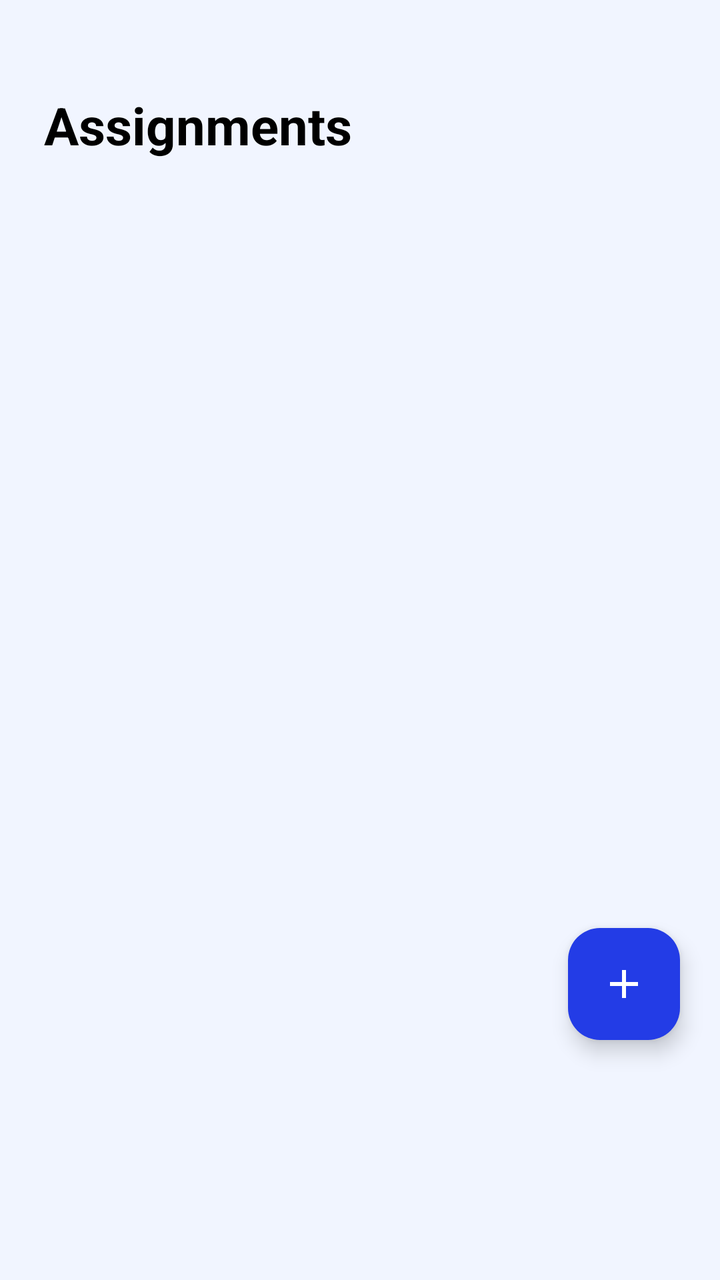
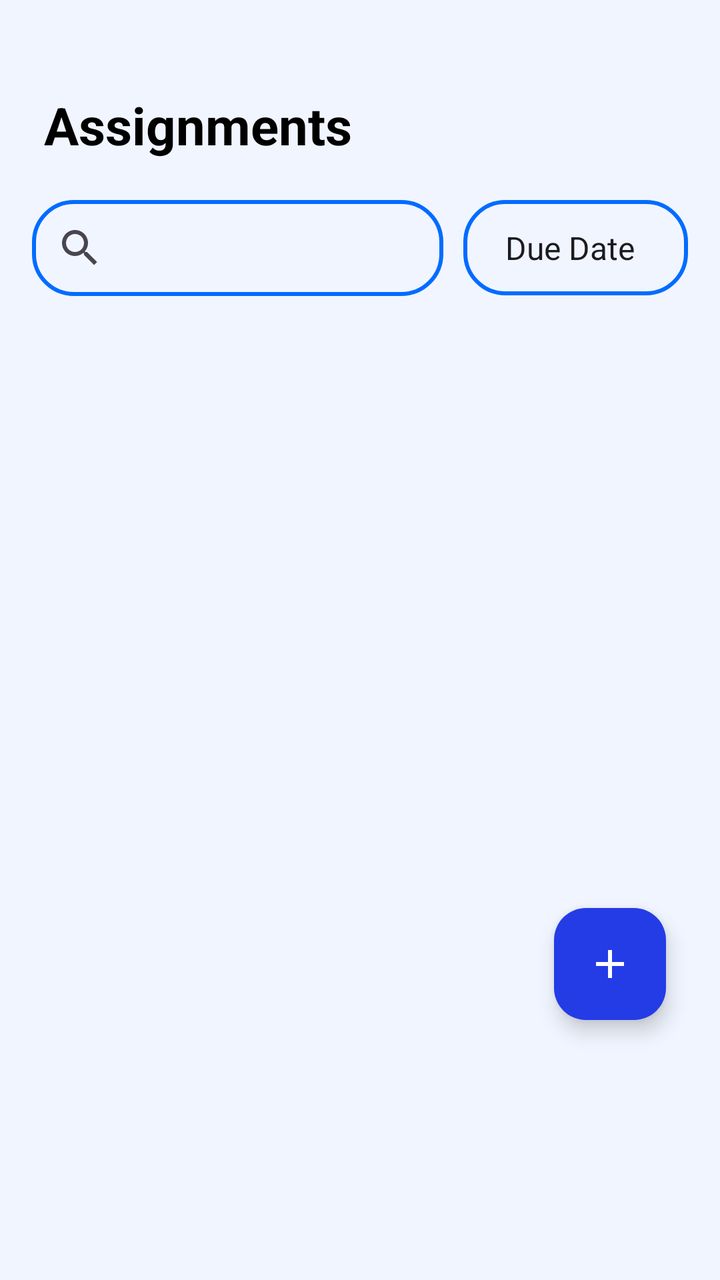

Two renders of the same Android screen: before a commit and after it. Below are the layout's source before the change and the commit's diff.
<!-- AndroidManifest.xml: application theme Theme.Project_JomStudy -->
<!-- res/layout/fragment_assignment.xml -->
<?xml version="1.0" encoding="utf-8"?>
<RelativeLayout xmlns:android="http://schemas.android.com/apk/res/android"
    xmlns:tools="http://schemas.android.com/tools"
    android:layout_width="match_parent"
    android:layout_height="match_parent"
    android:id="@+id/main"
    android:background="@color/light_blue"
    xmlns:app="http://schemas.android.com/apk/res-auto"
    tools:context=".AssignmentFragment">

    <TextView
        android:layout_width="wrap_content"
        android:layout_height="wrap_content"
        android:text="Assignments"
        android:textSize="26sp"
        android:textStyle="bold"
        android:layout_marginStart="22dp"
        android:layout_marginTop="45dp"
        android:textColor="@color/black"
        android:layout_gravity="center"/>

    <androidx.constraintlayout.widget.ConstraintLayout
        android:layout_width="match_parent"
        android:layout_height="match_parent">

        <androidx.recyclerview.widget.RecyclerView
            android:id="@+id/assignmentsList"
            android:layout_width="385dp"
            android:layout_height="682dp"

            app:layout_constraintBottom_toBottomOf="parent"
            app:layout_constraintEnd_toEndOf="parent"
            app:layout_constraintStart_toStartOf="parent"
            app:layout_constraintTop_toTopOf="parent" />
    </androidx.constraintlayout.widget.ConstraintLayout>

    <com.google.android.material.floatingactionbutton.FloatingActionButton
        android:layout_width="wrap_content"
        android:layout_height="wrap_content"
        android:id="@+id/fab"
        android:layout_alignParentBottom="true"
        android:layout_alignParentRight="true"
        android:layout_marginBottom="120dp"
        android:layout_marginEnd="20dp"
        android:src="@drawable/baseline_add_24"
        android:backgroundTint="@color/blue_text"
        app:tint ="@color/white">
    </com.google.android.material.floatingactionbutton.FloatingActionButton>

</RelativeLayout>
<!-- resources referenced by this layout -->
<resources>
  <color name="black">#FF000000</color>
  <color name="blue_text">#233ce6</color>
  <color name="light_blue">#f1f5ff</color>
  <color name="white">#FFFFFFFF</color>
  <!-- drawable baseline_add_24 (drawable) -->
  <vector xmlns:android="http://schemas.android.com/apk/res/android" android:height="24dp" android:tint="#000000" android:viewportHeight="24" android:viewportWidth="24" android:width="24dp">
        
      <path android:fillColor="@android:color/white" android:pathData="M19,13h-6v6h-2v-6H5v-2h6V5h2v6h6v2z"/>
      
  </vector>
  <style name="Theme.Project_JomStudy" parent="Base.Theme.Project_JomStudy" />
  <style name="Base.Theme.Project_JomStudy" parent="Theme.Material3.DayNight.NoActionBar" />
</resources>

<!-- the commit's change to res/layout/fragment_assignment.xml (unified diff, before → after) -->
@@ -1,14 +1,16 @@
 <?xml version="1.0" encoding="utf-8"?>
 <RelativeLayout xmlns:android="http://schemas.android.com/apk/res/android"
     xmlns:tools="http://schemas.android.com/tools"
+    xmlns:app="http://schemas.android.com/apk/res-auto"
     android:layout_width="match_parent"
     android:layout_height="match_parent"
     android:id="@+id/main"
     android:background="@color/light_blue"
-    xmlns:app="http://schemas.android.com/apk/res-auto"
     tools:context=".AssignmentFragment">
 
+    
     <TextView
+        android:id="@+id/titleText"
         android:layout_width="wrap_content"
         android:layout_height="wrap_content"
         android:text="Assignments"
@@ -16,35 +18,65 @@
         android:textStyle="bold"
         android:layout_marginStart="22dp"
         android:layout_marginTop="45dp"
-        android:textColor="@color/black"
-        android:layout_gravity="center"/>
+        android:textColor="@color/black" />
 
-    <androidx.constraintlayout.widget.ConstraintLayout
+    
+    <LinearLayout
+        android:id="@+id/searchSortLayout"
         android:layout_width="match_parent"
-        android:layout_height="match_parent">
+        android:layout_height="wrap_content"
+        android:orientation="horizontal"
+        android:layout_below="@id/titleText"
+        android:layout_marginStart="16dp"
+        android:layout_marginEnd="16dp"
+        android:layout_marginTop="20dp">
 
-        <androidx.recyclerview.widget.RecyclerView
-            android:id="@+id/assignmentsList"
-            android:layout_width="385dp"
-            android:layout_height="682dp"
+        
+        <androidx.appcompat.widget.SearchView
+            android:id="@+id/searchView"
+            android:layout_width="0dp"
+            android:layout_height="wrap_content"
+            android:layout_weight="1"
+            android:hint="Search"
+            android:background="@drawable/custom_edit_text"
+            android:drawablePadding="8dp"
+            android:textColor="@android:color/black"
+            android:textColorHint="@android:color/darker_gray"
+            android:imeOptions="actionSearch" />
 
-            app:layout_constraintBottom_toBottomOf="parent"
-            app:layout_constraintEnd_toEndOf="parent"
-            app:layout_constraintStart_toStartOf="parent"
-            app:layout_constraintTop_toTopOf="parent" />
-    </androidx.constraintlayout.widget.ConstraintLayout>
+        
+        <Spinner
+            android:id="@+id/sortSpinner"
+            android:layout_width="wrap_content"
+            android:layout_height="wrap_content"
+            android:layout_marginStart="10dp"
+            android:spinnerMode="dropdown"
+            android:background="@drawable/custom_edit_text"
+            android:padding="13dp"
+            android:entries="@array/sort_options" />
+    </LinearLayout>
 
+    
+    <androidx.recyclerview.widget.RecyclerView
+        android:id="@+id/assignmentsList"
+        android:layout_width="match_parent"
+        android:layout_height="match_parent"
+        android:layout_below="@id/searchSortLayout"
+        android:layout_above="@id/fab"
+        android:clipToPadding="false"
+        android:layout_marginTop="20dp"
+        android:paddingBottom="16dp" />
+
+    
     <com.google.android.material.floatingactionbutton.FloatingActionButton
+        android:id="@+id/fab"
         android:layout_width="wrap_content"
         android:layout_height="wrap_content"
-        android:id="@+id/fab"
+        android:layout_alignParentEnd="true"
         android:layout_alignParentBottom="true"
-        android:layout_alignParentRight="true"
-        android:layout_marginBottom="120dp"
-        android:layout_marginEnd="20dp"
+        android:layout_marginEnd="27dp"
+        android:layout_marginBottom="130dp"
+        android:backgroundTint="@color/blue_text"
         android:src="@drawable/baseline_add_24"
-        android:backgroundTint="@color/blue_text"
-        app:tint ="@color/white">
-    </com.google.android.material.floatingactionbutton.FloatingActionButton>
-
+        app:tint="@color/white" />
 </RelativeLayout>
<!-- resource entries referenced after the edit -->
@@ -1,5 +1,10 @@
 <!-- resources referenced by this layout -->
 <resources>
+  <string-array name="sort_options">
+          <item>Due Date</item>
+          <item>Course Name</item>
+          <item>Progress</item>
+      </string-array>
   <color name="black">#FF000000</color>
   <color name="blue_text">#233ce6</color>
   <color name="light_blue">#f1f5ff</color>
@@ -10,7 +15,21 @@
       <path android:fillColor="@android:color/white" android:pathData="M19,13h-6v6h-2v-6H5v-2h6V5h2v6h6v2z"/>
       
   </vector>
+  <!-- drawable custom_edit_text (drawable) -->
+  <?xml version="1.0" encoding="utf-8"?>
+  <shape xmlns:android="http://schemas.android.com/apk/res/android"
+      android:shape="rectangle">
+  
+      <stroke
+          android:width="2dp"
+          android:color="@color/dark_blue"/>
+  
+      <corners
+          android:radius="20dp"/>
+  
+  </shape>
   <style name="Theme.Project_JomStudy" parent="Base.Theme.Project_JomStudy" />
+  <color name="dark_blue">#006cff</color>
   <style name="Base.Theme.Project_JomStudy" parent="Theme.Material3.DayNight.NoActionBar" />
 </resources>
 
